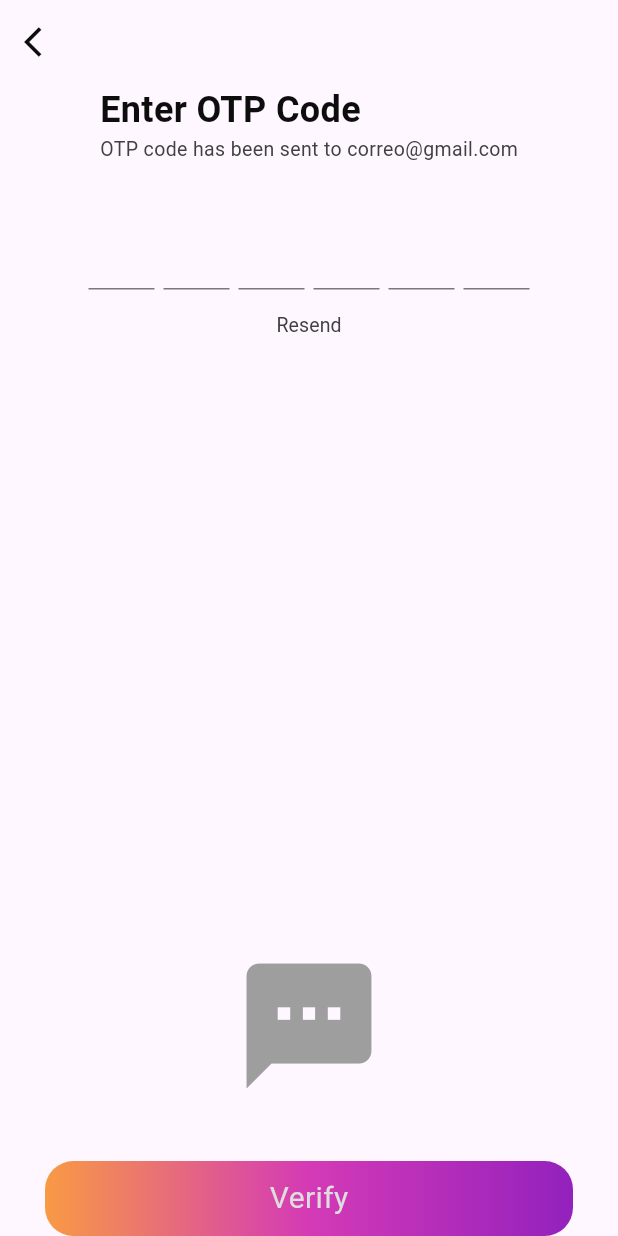
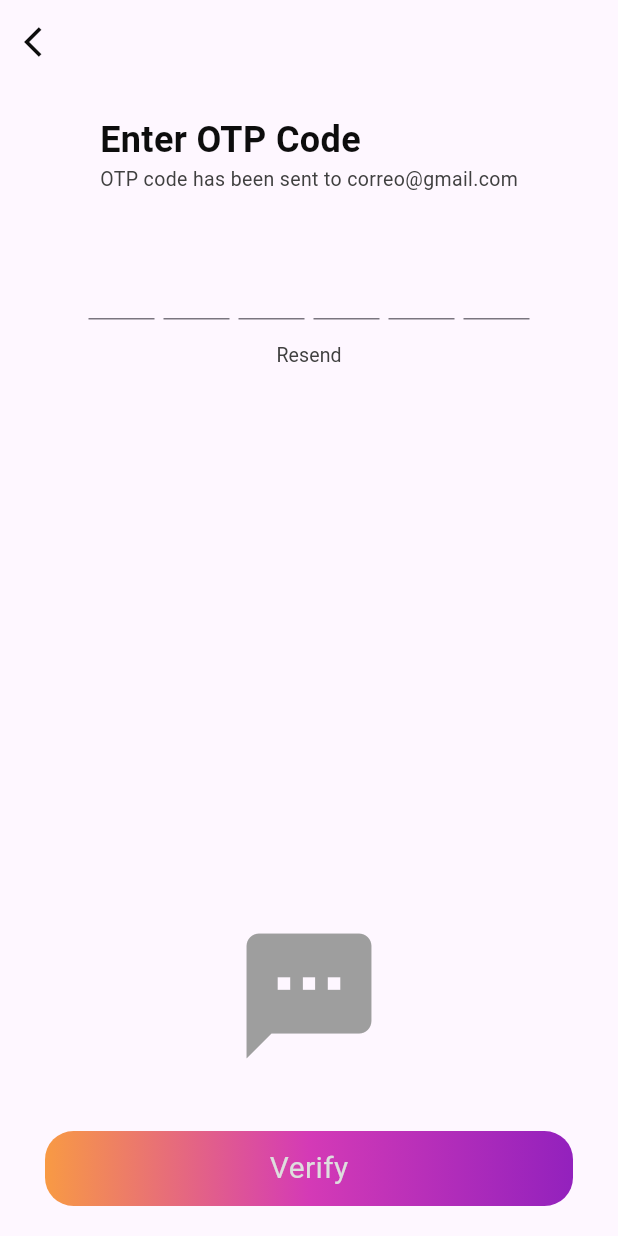
Before and after one commit to Louselook/migozz-functions, a Flutter app: the screen it shows after launch, after a tap on "Skip", after a tap on "Login", on a phone screen of 412 x 824 dp. Run offline on Flutter 3.47's test engine with Material 3 defaults, Android fonts, the phone set to English and light mode, and no system bars; our stand-ins replace cloud_firestore, firebase_core; accounts and stored records are empty.

Commit message:
# Fecha: [21/09/2025] ## 1. Corrección     - Se agregaron las padding horizontal 20 a la pantalla OTP     - Se removio el widget 'ScreenUtilInit' del script main.dart     - Se removio la depndencia 'flutter_screenutil: ^5.9.3' del pubspec.yaml     - Se agregaron las depndencias     - firebase_core: ^3.4.0        'bajamos de la version ^4.1.0'     - cloud_firestore: ^5.6.0    'bajamos de la version ^6.0.1'       - google_sign_in: ^6.2.1    'subimos de la version ^6.1.6'     - firebase_auth: ^5.1.4        'bajamos de la version ^6.0.2'       - cloud_functions: ^5.6.2       - firebase_dynamic_links: ^6.1.10       - flutter_appauth: ^10.0.0

```diff
--- a/lib/features/auth/otp_screen.dart
+++ b/lib/features/auth/otp_screen.dart
@@ -60,7 +60,7 @@ class _OtpScreenState extends State<OtpScreen> {
       ),
       body: SafeArea(
         child: Padding(
-          padding: const EdgeInsets.symmetric(horizontal: 30.0),
+          padding: const EdgeInsets.symmetric(horizontal: 30.0, vertical: 20.0),
           child: Column(
             children: [
               _titleSection(email: 'correo@gmail.com'),
--- a/lib/main.dart
+++ b/lib/main.dart
@@ -1,5 +1,4 @@
 import 'package:flutter/material.dart';
-import 'package:flutter_screenutil/flutter_screenutil.dart';
 import 'package:migozz_app/core/config/firebase_config.dart';
 import 'package:migozz_app/features/onboarding/onboarding_screen.dart';
 
@@ -13,10 +12,6 @@ class MyApp extends StatelessWidget {
   const MyApp({super.key});
   @override
   Widget build(BuildContext context) {
-    return ScreenUtilInit(
-      designSize: const Size(375, 812), // Base: iPhone X
-      minTextAdapt: true,
-      builder: (context, child) {
     return MaterialApp(
       title: 'Migozz App',
       debugShowCheckedModeBanner: false,
@@ -26,7 +21,5 @@ class MyApp extends StatelessWidget {
       ),
       home: const OnboardingScreen(),
     );
-      },
-    );
   }
 }
```
Also changed, not shown: pubspec.yaml (+9 -5 lines), pubspec.lock, 1 other file. Lines whose indentation alone changed are shown as unchanged.
